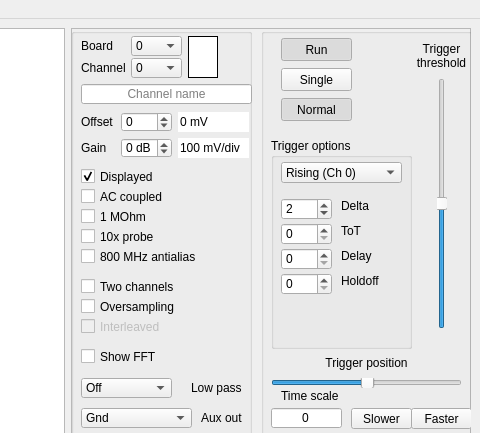
Qt form software/HaasoscopePro.ui (drandyhaas/HaasoscopePro) before a commit; both pictures show x 720 to 1200 and y 0 to 433 of the 1200 by 800 pixel window.
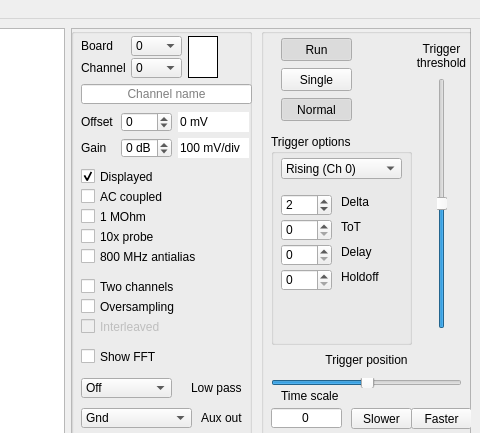
The same form after that commit. Custom widgets are drawn as their Qt base class.

Commit message: labels on gui for mac

What changed in the file:
```diff
--- a/software/HaasoscopePro.ui
+++ b/software/HaasoscopePro.ui
@@ -283,7 +283,7 @@
         <property name="geometry">
          <rect>
           <x>10</x>
-          <y>110</y>
+          <y>106</y>
           <width>141</width>
           <height>211</height>
          </rect>
@@ -575,7 +575,7 @@
         <property name="geometry">
          <rect>
           <x>40</x>
-          <y>324</y>
+          <y>321</y>
           <width>131</width>
           <height>21</height>
          </rect>
```
